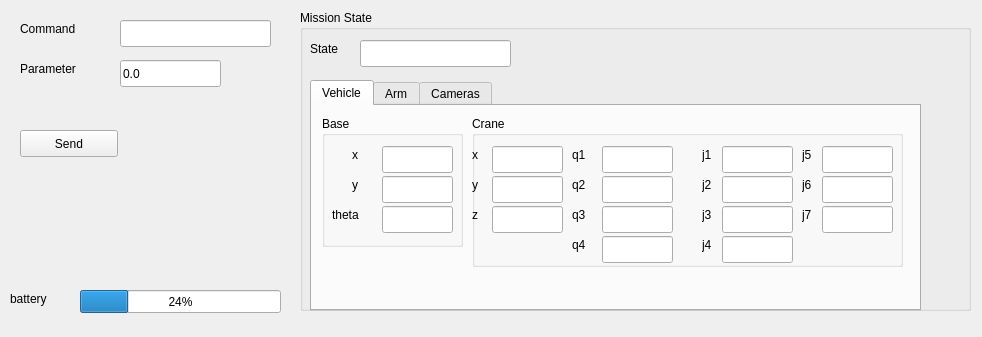
First picture: the form in robospect_mission_commander/resource/MissionCommander_v1.ui, repository RobospectEU/robospect_mission_planner, before the edit.
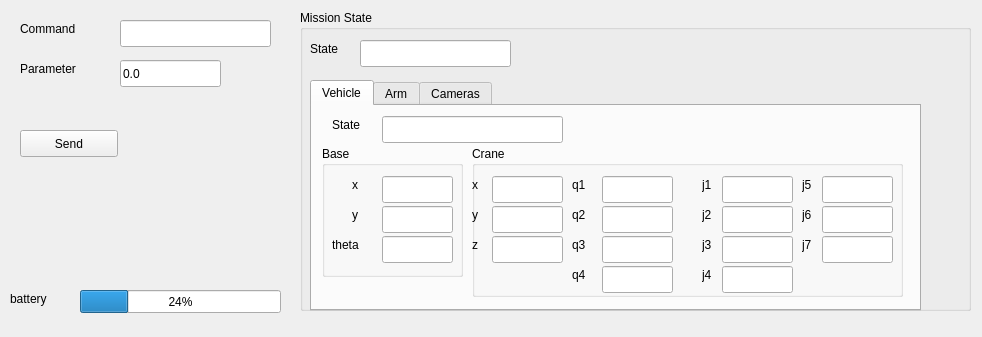
Second picture: the form after the edit.

Commit message: mission_commander: Showing vehicle state

```diff
--- a/robospect_mission_commander/resource/MissionCommander_v1.ui
+++ b/robospect_mission_commander/resource/MissionCommander_v1.ui
@@ -139,7 +139,7 @@
       <property name="geometry">
        <rect>
         <x>10</x>
-        <y>10</y>
+        <y>40</y>
         <width>141</width>
         <height>131</height>
        </rect>
@@ -233,7 +233,7 @@
       <property name="geometry">
        <rect>
         <x>160</x>
-        <y>10</y>
+        <y>40</y>
         <width>431</width>
         <height>151</height>
        </rect>
@@ -618,6 +618,35 @@
        </property>
       </widget>
      </widget>
+     <widget class="QLineEdit" name="lineEdit_vehicle_state">
+      <property name="enabled">
+       <bool>true</bool>
+      </property>
+      <property name="geometry">
+       <rect>
+        <x>70</x>
+        <y>10</y>
+        <width>181</width>
+        <height>27</height>
+       </rect>
+      </property>
+      <property name="readOnly">
+       <bool>true</bool>
+      </property>
+     </widget>
+     <widget class="QLabel" name="label_8">
+      <property name="geometry">
+       <rect>
+        <x>20</x>
+        <y>10</y>
+        <width>41</width>
+        <height>17</height>
+       </rect>
+      </property>
+      <property name="text">
+       <string>State</string>
+      </property>
+     </widget>
     </widget>
     <widget class="QWidget" name="tab_arm">
      <attribute name="title">
```
The commit also changes 1 other file.
